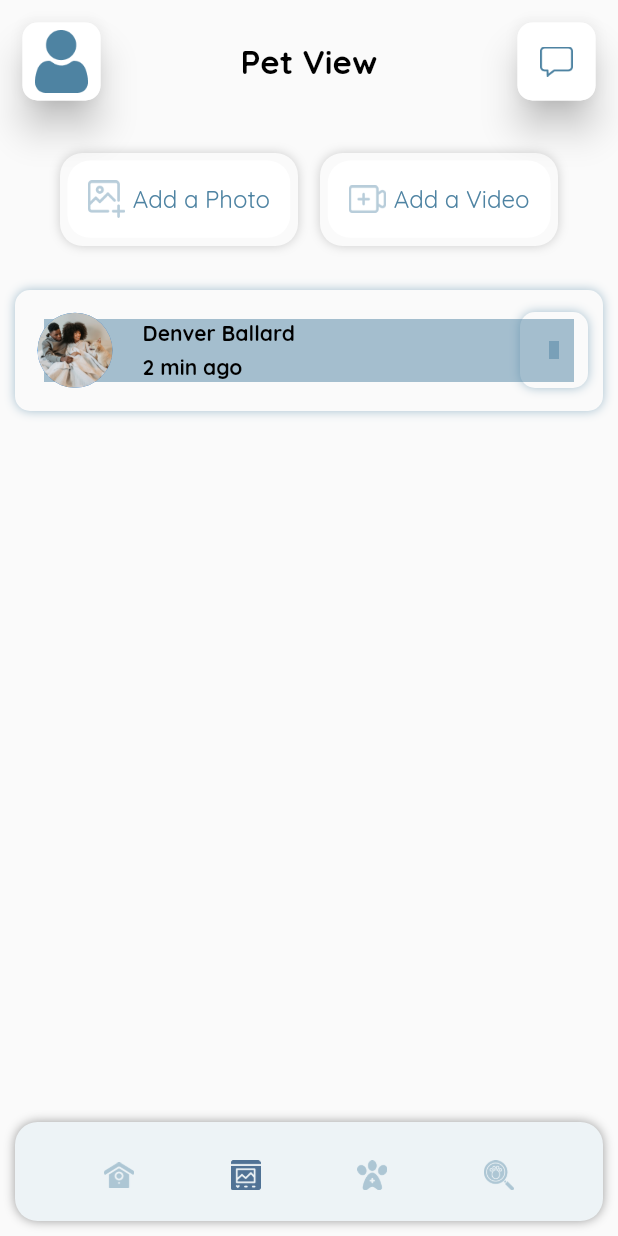
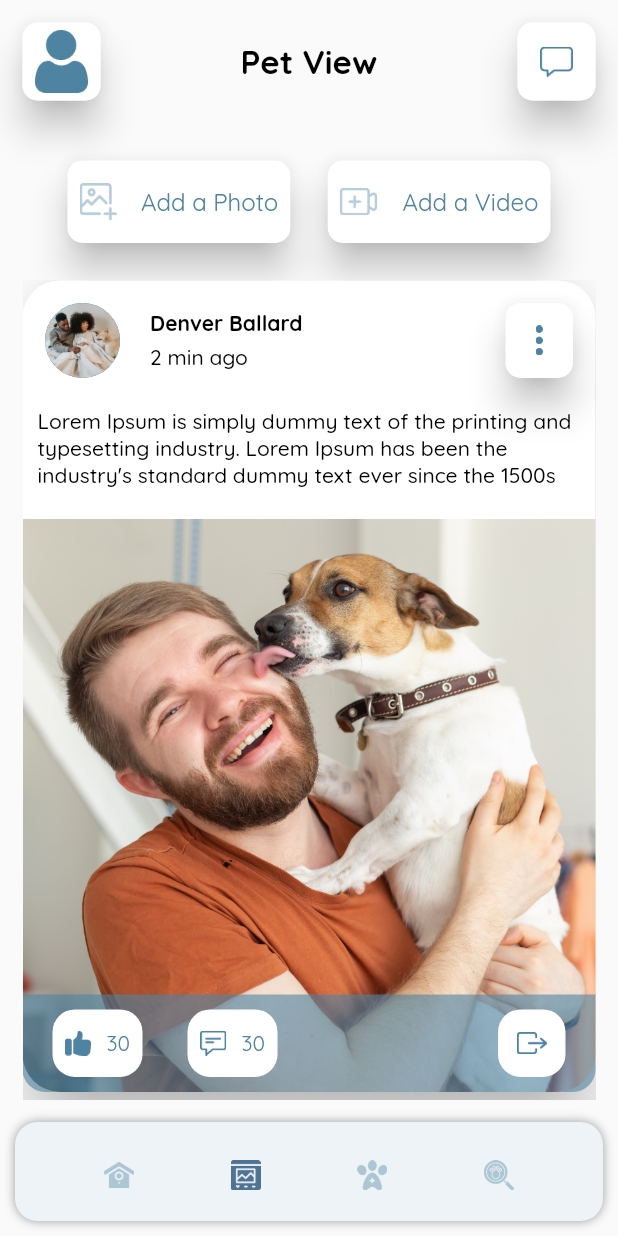
Before and after one commit to rushit5560/Pet_Lover_Project, a Flutter app: the IndexScreen screen opened directly, item 2 of the bottom bar chosen, on a phone screen of 412 x 824 dp. Run offline on Flutter 3.47's test engine with Material 2 defaults, Android fonts, the phone set to English and light mode, and no system bars; our stand-ins replace carousel_slider, flutter_rating_bar, flutter_slidable, fluttertoast, get, google_maps_flutter and 3 more.

Commit message:
Pet view screen

```diff
--- a/pet_lover_project/lib/common/constants/app_images.dart
+++ b/pet_lover_project/lib/common/constants/app_images.dart
@@ -81,4 +81,9 @@ class AppImages {
   static const chatProfile5Img = imageMainPath + "chat_profile5.png";
   static const threeDotImg = imageMainPath + "threedot.png";
 
+  static const likeImg = imageMainPath + "like.png";
+  static const commentImg = imageMainPath + "comment.png";
+  static const shareImg = imageMainPath + "share.png";
+  static const playArrowImg = imageMainPath + "play.png";
+
 }
--- a/pet_lover_project/lib/controllers/pet_view_screen_controller/pet_view_screen_controller.dart
+++ b/pet_lover_project/lib/controllers/pet_view_screen_controller/pet_view_screen_controller.dart
@@ -1,7 +1,33 @@
 import 'dart:io';
 
 import 'package:get/get.dart';
+import 'package:pet_lover_project/common/constants/app_images.dart';
+import 'package:pet_lover_project/models/pet_view_screen_model/pet_view_screen_model.dart';
 
 class PetViewScreenController extends GetxController{
   File? file;
+  List<PetViewScreenModel> postList = [];
+
+  @override
+  void onInit() {
+    // TODO: implement onInit
+    super.onInit();
+    getPatPostList();
+  }
+
+  getPatPostList(){
+    postList.add(
+      PetViewScreenModel(
+          image: AppImages.chatProfile1Img,
+          name: 'Denver Ballard'
+      ),
+    );
+
+    postList.add(
+      PetViewScreenModel(
+          image: AppImages.chatProfile2Img,
+          name: 'Willam John',
+      ),
+    );
+  }
 }
--- /dev/null
+++ b/pet_lover_project/lib/models/pet_view_screen_model/pet_view_screen_model.dart
@@ -0,0 +1,6 @@
+class PetViewScreenModel {
+  String image;
+  String name;
+
+  PetViewScreenModel({required this.image, required this.name});
+}
--- a/pet_lover_project/lib/screens/pet_view_screen/pet_view_screen.dart
+++ b/pet_lover_project/lib/screens/pet_view_screen/pet_view_screen.dart
@@ -21,7 +21,7 @@ class PetViewScreen extends StatelessWidget {
               CommonAppBarModule(title: 'Pet View', appBarOption: AppBarOption.petViewScreenOption),
               const SizedBox(height: 40,),
               AddPhoto(),
-              const SizedBox(height: 40,),
+              const SizedBox(height: 25,),
               Expanded(
                   child: PetPostList())
             ],
--- a/pet_lover_project/lib/screens/pet_view_screen/pet_view_screen_widgets.dart
+++ b/pet_lover_project/lib/screens/pet_view_screen/pet_view_screen_widgets.dart
@@ -28,66 +28,82 @@ class _AddPhotoState extends State<AddPhoto> {
       child: Row(
         children: [
           Expanded(
+              child: Material(
+                elevation: 10,
+                borderRadius: BorderRadius.circular(10),
+                color: Colors.white,
                 child: GestureDetector(
                   onTap: (){
                     openGallery();
                   },
                   child: Container(
-                  height: Get.height/16,
-                  decoration: BoxDecoration(
-                    color: Colors.white,
-                    borderRadius: BorderRadius.circular(15),
-                    boxShadow: [
-                      BoxShadow(
-                        color: Colors.grey.withOpacity(0.5),
-                        blurRadius: 5,
-                        spreadRadius: 5,
-                        blurStyle: BlurStyle.outer,
-                      ),
-                    ],
-                  ),
+                    height: Get.height/15,
+                    // decoration: BoxDecoration(
+                    //   color: Colors.white,
+                    //   borderRadius: BorderRadius.circular(15),
+                    //   boxShadow: [
+                    //     BoxShadow(
+                    //       color: Colors.grey.withOpacity(0.5),
+                    //       blurRadius: 5,
+                    //       spreadRadius: 5,
+                    //       blurStyle: BlurStyle.outer,
+                    //     ),
+                    //   ],
+                    // ),
                     child: petViewScreenController.file != null ? Image.file(petViewScreenController.file!, fit: BoxFit.fill,) :
-                  Row(
-                    mainAxisAlignment: MainAxisAlignment.center,
+                    Padding(
+                      padding: const EdgeInsets.all(8.0),
+                      child: Row(
+                        mainAxisAlignment: MainAxisAlignment.spaceBetween,
                         children: [
                           Image.asset(AppImages.addImageImg, scale: 4,),
-                      SizedBox(width: 5,),
+                          //SizedBox(width: 5,),
                           Text("Add a Photo", style: TextStyle(color: AppColors.colorDarkBlue1, fontSize: 16))
                         ],
                       ),
+                    ),
 
+                  ),
                 ),
               )
           ),
           SizedBox(width: 25,),
           Expanded(
+              child: Material(
+                elevation: 10,
+                borderRadius: BorderRadius.circular(10),
+                color: Colors.white,
                 child: GestureDetector(
                   onTap: (){
                     pickVideoFromGallery();
                   },
                   child: Container(
-                  height: Get.height/16,
-                  decoration: BoxDecoration(
-                    color: Colors.white,
-                    borderRadius: BorderRadius.circular(15),
-                    boxShadow: [
-                      BoxShadow(
-                        color: Colors.grey.withOpacity(0.5),
-                        blurRadius: 5,
-                        spreadRadius: 5,
-                        blurStyle: BlurStyle.outer,
-                      ),
-                    ],
-                  ),
+                    height: Get.height/15,
+                    // decoration: BoxDecoration(
+                    //   color: Colors.white,
+                    //   borderRadius: BorderRadius.circular(15),
+                    //   boxShadow: [
+                    //     BoxShadow(
+                    //       color: Colors.grey.withOpacity(0.5),
+                    //       blurRadius: 5,
+                    //       spreadRadius: 5,
+                    //       blurStyle: BlurStyle.outer,
+                    //     ),
+                    //   ],
+                    // ),
                     child:
                     //file1 != null ? Image.file(File(file1!.path)) :
-                  Row(
-                    mainAxisAlignment: MainAxisAlignment.center,
+                    Padding(
+                      padding: const EdgeInsets.all(8.0),
+                      child: Row(
+                        mainAxisAlignment: MainAxisAlignment.spaceBetween,
                         children: [
                           Image.asset(AppImages.addVideoImg, scale: 4,),
                           SizedBox(width: 5,),
                           Text("Add a Video", style: TextStyle(color: AppColors.colorDarkBlue1, fontSize: 16))
                         ],
+                      ),
+                    ),
                   ),
                 ),
               )
@@ -124,32 +140,71 @@ class _AddPhotoState extends State<AddPhoto> {
 }
 
 class PetPostList extends StatelessWidget {
-  const PetPostList({Key? key}) : super(key: key);
+  PetPostList({Key? key}) : super(key: key);
+
+  final petViewScreenController = Get.find<PetViewScreenController>();
 
   @override
   Widget build(BuildContext context) {
     return ListView.builder(
       shrinkWrap: true,
-        itemCount: 1,
+        itemCount: petViewScreenController.postList.length,
         physics: AlwaysScrollableScrollPhysics(),
         itemBuilder: (context, index) {
           return Container(
-            decoration: BoxDecoration(
-              borderRadius: BorderRadius.circular(10),
-              boxShadow: [
-                BoxShadow(
-                  color: AppColors.colorDarkBlue1.withOpacity(0.5),
-                  blurRadius: 5,
-                  spreadRadius: 5,
-                  blurStyle: BlurStyle.outer
+            // decoration: BoxDecoration(
+            //   borderRadius: BorderRadius.circular(25),
+            //   color: Colors.white,
+            //   boxShadow: [
+            //     BoxShadow(
+            //       color: AppColors.colorDarkBlue1,
+            //       blurRadius: 5,
+            //       spreadRadius: 5,
+            //       blurStyle: BlurStyle.outer
+            //     )
+            //   ]
+            // ),
+            padding: EdgeInsets.only(bottom: 15),
+            child: Material(
+              elevation: 20,
+              borderRadius: BorderRadius.circular(25),
+              color: Colors.white,
+              child: Stack(
+                alignment: Alignment.bottomCenter,
+                children: [
+                  Column(
+                    children: [
+                      profileDetails(index),
+                      SizedBox(height: 20,),
+                      profileDescription(),
+                      SizedBox(height: 20,),
+                      profileImage(index)
+
+                    ],
+                  ),
+                  Column(
+                    // crossAxisAlignment: CrossAxisAlignment.center,
+                    // mainAxisSize: MainAxisSize.min,
+                    //mainAxisAlignment: MainAxisAlignment.spaceBetween,
+                    children: [
+                      //Container(height: 40,),
+                      index == 1 ? Image.asset(AppImages.playArrowImg, scale: 3) : Container(),
+                      SizedBox(height: 70,),
+                      likeShareComment()
+                    ],
                   )
-              ]
+
+                ],
               ),
-            child: Padding(
-              padding: const EdgeInsets.all(10.0),
-              child: Column(
-                children: [
-                  Row(
+            ),
+          );
+        });
+  }
+
+  Widget profileDetails(index){
+    return Container(
+      padding: EdgeInsets.only(top: 15, left: 15, right: 15),
+      child: Row(
         mainAxisAlignment: MainAxisAlignment.spaceBetween,
         children: [
           Row(
@@ -163,38 +218,116 @@ class PetPostList extends StatelessWidget {
 
               Column(
                 crossAxisAlignment: CrossAxisAlignment.start,
-                            children: const [
-                              Text("Denver Ballard", style: TextStyle(color: Colors.black, fontWeight: FontWeight.bold),),
+                children: [
+                  Text(petViewScreenController.postList[index].name, style: TextStyle(color: Colors.black, fontWeight: FontWeight.bold),),
                   SizedBox(height: 5,),
-                              Text("2 min ago", style: TextStyle(color: Colors.black, fontWeight: FontWeight.bold),),
+                  Text("2 min ago", style: TextStyle(color: Colors.black, fontWeight: FontWeight.w500),),
                 ],
               )
             ],
           ),
 
-                      Container(
-                        height: 40,
-                        width: 35,
-                        decoration: BoxDecoration(
+          Material(
+            elevation: 10,
             borderRadius: BorderRadius.circular(10),
-                            boxShadow: [
-                              BoxShadow(
-                                  color: AppColors.colorDarkBlue1.withOpacity(0.5),
-                                  blurRadius: 5,
-                                  spreadRadius: 5,
-                                  blurStyle: BlurStyle.outer
-                              )
-                            ]
+            color: Colors.white,
+            child: Container(
+              height: 50,
+              width: 45,
+              // decoration: BoxDecoration(
+              //     borderRadius: BorderRadius.circular(10),
+              //     boxShadow: [
+              //       BoxShadow(
+              //           color: AppColors.colorDarkBlue1.withOpacity(0.5),
+              //           blurRadius: 5,
+              //           spreadRadius: 5,
+              //           blurStyle: BlurStyle.outer
+              //       )
+              //     ]
+              // ),
+              child: Image.asset(AppImages.threeDotImg, scale: 2,),
             ),
-
           )
 
         ],
+      ),
+    );
+  }
+
+  Widget profileDescription(){
+    return Container(
+      padding: EdgeInsets.only(left: 10, right: 10),
+      child: Text("Lorem Ipsum is simply dummy text of the printing and typesetting industry. Lorem Ipsum has been the industry's standard dummy text ever since the 1500s",
+        style: TextStyle(color: Colors.black, fontWeight: FontWeight.w500),),
+    );
+  }
+
+  Widget profileImage(index){
+    return ClipRRect(
+        borderRadius: BorderRadius.only(bottomLeft: Radius.circular(25), bottomRight: Radius.circular(25)),
+        child: Image.asset(petViewScreenController.postList[index].image));
+  }
+
+  Widget likeShareComment(){
+    return Container(
+      //color: AppColors.colorDarkBlue1.withOpacity(0.6),
+      decoration: BoxDecoration(
+        borderRadius: BorderRadius.only(bottomRight: Radius.circular(15), bottomLeft: Radius.circular(15)),
+        color: AppColors.colorDarkBlue1.withOpacity(0.6),
+      ),
+      //padding: EdgeInsets.only(bottom: 50),
+      child: Padding(
+        padding: const EdgeInsets.only(left: 20, right: 20, bottom: 10, top: 10),
+        child: Row(
+          mainAxisAlignment: MainAxisAlignment.spaceBetween,
+          children: [
+            Row(
+              children: [
+                Container(
+                  height: 45, width: 60,
+                  decoration: BoxDecoration(
+                      borderRadius: BorderRadius.circular(15),
+                      color: Colors.white
+                  ),
+                  child: Row(
+                    mainAxisAlignment: MainAxisAlignment.center,
+                    children: [
+                      Image.asset(AppImages.likeImg, scale: 2,),
+                      SizedBox(width: 10,),
+                      Text("30", style: TextStyle(color: AppColors.colorDarkBlue1),)
+                    ],
+                  ),
+                ),
+                SizedBox(width: 30,),
+                Container(
+                  height: 45, width: 60,
+                  decoration: BoxDecoration(
+                      borderRadius: BorderRadius.circular(15),
+                      color: Colors.white
+                  ),
+                  child: Row(
+                    mainAxisAlignment: MainAxisAlignment.center,
+                    children: [
+                      Image.asset(AppImages.commentImg, scale: 2,),
+                      SizedBox(width: 10,),
+                      Text("30", style: TextStyle(color: AppColors.colorDarkBlue1),)
+                    ],
+                  ),
                 )
+              ],
+            ),
+
+            Container(
+              height: 45, width: 45,
+              decoration: BoxDecoration(
+                  borderRadius: BorderRadius.circular(15),
+                  color: Colors.white
+              ),
+              child: Image.asset(AppImages.shareImg, scale: 2,),
+            ),
           ],
         ),
       ),
     );
-        });
   }
 }
```
Also changed, not shown: pet_lover_project/assets/images/comment.png (added), pet_lover_project/assets/images/like.png (added), pet_lover_project/assets/images/play.png (added), pet_lover_project/assets/images/share.png (added). Lines whose indentation alone changed are shown as unchanged.
